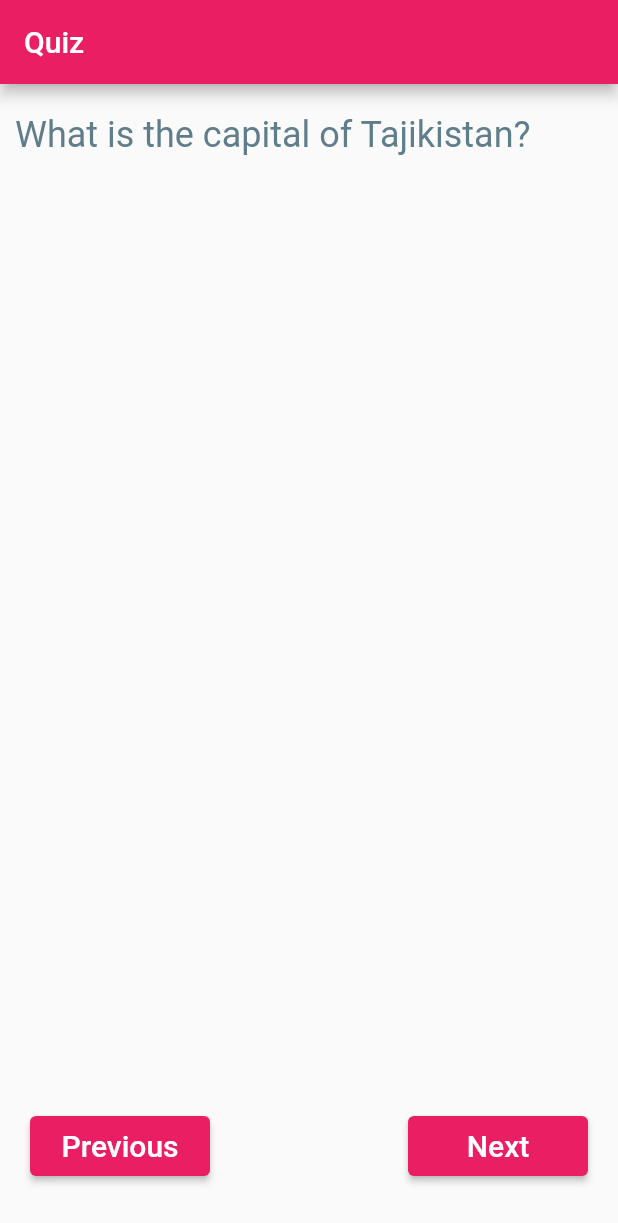
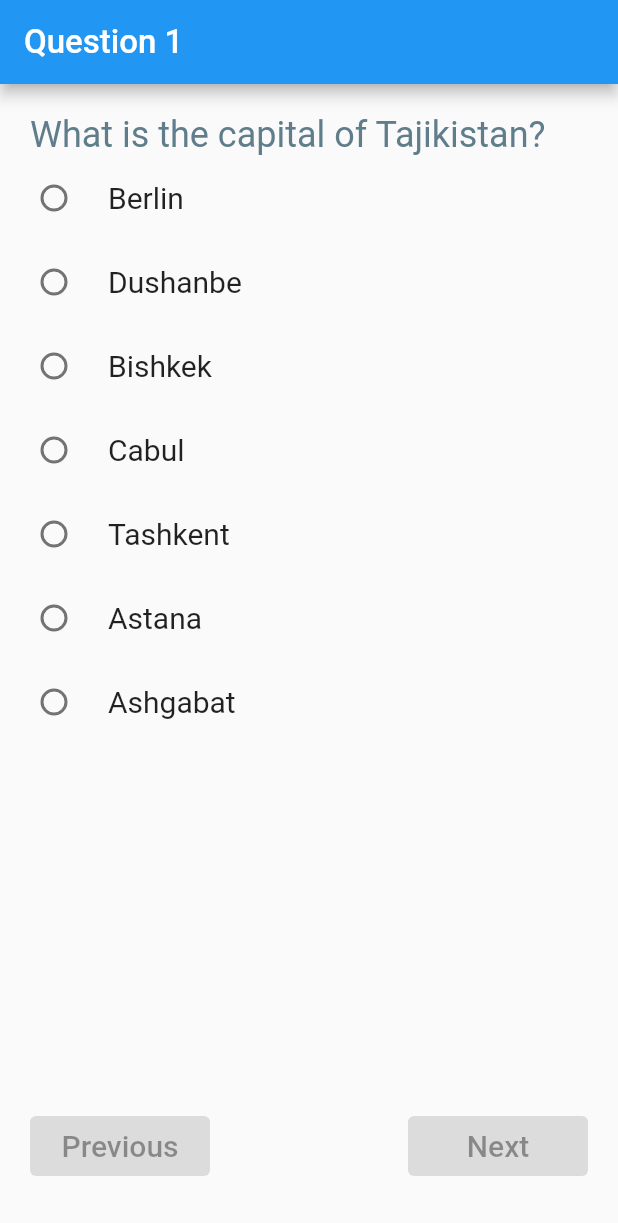
Before and after one commit to 8DietmarBarbarossa8/Quiz, a Flutter app: the screen it shows after launch, on a phone screen of 412 x 824 dp. Shown: the top 1223 px of the screen. Run offline on Flutter 3.47's test engine with Material 2 defaults, Android fonts, the phone set to English and light mode, and no system bars; our stand-ins replace share.

Commit message:
finished quiz app

```diff
--- /dev/null
+++ b/lib/data/data.dart
@@ -0,0 +1,71 @@
+import 'package:quiz/model/quiz.dart';
+
+void clearUserAnswers() {
+  for (var quiz in quizList) {
+    quiz.userAnswer = '';
+  }
+}
+
+List<Quiz> quizList = [
+  Quiz(
+    question: 'What is the capital of Tajikistan?',
+    answers: [
+      'Berlin',
+      'Dushanbe',
+      'Bishkek',
+      'Cabul',
+      'Tashkent',
+      'Astana',
+      'Ashgabat'
+    ],
+    rightAnswerNumber: 2,
+  ),
+  Quiz(
+    question: 'In which country was born company "Peugeot"?',
+    answers: [
+      'Germany',
+      'Korea',
+      'Japan',
+      'Russia',
+      'France',
+    ],
+    rightAnswerNumber: 5,
+  ),
+  Quiz(
+    question: 'What modern name of Persia?',
+    answers: [
+      'Iran',
+      'Ayran',
+      'Iraq',
+      'Tajikistan',
+      'Afghanistan',
+    ],
+    rightAnswerNumber: 1,
+  ),
+  Quiz(
+    question: 'What year did Dart language appear?',
+    answers: [
+      '2022 year',
+      '2014 year',
+      '2008 year',
+      '2011 year',
+      '2010 year',
+      '2009 year',
+      '2013 year',
+      '1995 year',
+      '1992 year',
+    ],
+    rightAnswerNumber: 4,
+  ),
+  Quiz(
+    question: 'Which math formula for triangle square is correct?',
+    answers: [
+      's = a * b',
+      's = a * b * c',
+      's = a * h * 0.5',
+      's = a * h / 3',
+      's = (a + b + c) / 3',
+    ],
+    rightAnswerNumber: 3,
+  ),
+];
--- a/lib/main.dart
+++ b/lib/main.dart
@@ -1,6 +1,5 @@
 import 'package:flutter/material.dart';
 import 'package:flutter/services.dart';
-import 'package:quiz/tools/question_colors.dart';
 import 'package:quiz/screens/question_screen.dart';
 
 void main() {
@@ -16,17 +15,11 @@ void main() {
 class MyApp extends StatelessWidget {
   const MyApp({Key? key}) : super(key: key);
 
-  final String _appTitle = 'Quiz';
-
   @override
   Widget build(BuildContext context) {
-    return MaterialApp(
-      title: _appTitle,
+    return const MaterialApp(
       debugShowCheckedModeBanner: false,
-      theme: ThemeData(
-        primarySwatch: QuestionColors.random(),
-      ),
-      home: MyHomePage(title: _appTitle),
+      home: QuestionPage(),
     );
   }
 }
--- a/lib/model/quiz.dart
+++ b/lib/model/quiz.dart
@@ -10,67 +10,3 @@ class Quiz {
       required this.answers,
       required this.rightAnswerNumber});
 }
-
-List<Quiz> quizList = [
-  Quiz(
-    question: 'What is the capital of Tajikistan?',
-    answers: [
-      'Berlin',
-      'Dushanbe',
-      'Bishkek',
-      'Cabul',
-      'Tashkent',
-      'Astana',
-      'Ashgabat'
-    ],
-    rightAnswerNumber: 2,
-  ),
-  Quiz(
-    question: 'In which country was born company "Peugeot"?',
-    answers: [
-      'Germany',
-      'Korea',
-      'Japan',
-      'Russia',
-      'France',
-    ],
-    rightAnswerNumber: 5,
-  ),
-  Quiz(
-    question: 'What modern name of Persia?',
-    answers: [
-      'Iran',
-      'Ayran',
-      'Iraq',
-      'Tajikistan',
-      'Afghanistan',
-    ],
-    rightAnswerNumber: 1,
-  ),
-  Quiz(
-    question: 'What year did Dart language appear?',
-    answers: [
-      '2022',
-      '2014',
-      '2008',
-      '2011',
-      '2010',
-      '2009',
-      '2013',
-      '1995',
-      '1992',
-    ],
-    rightAnswerNumber: 4,
-  ),
-  Quiz(
-    question: 'Which math formula for triangle square is correct?',
-    answers: [
-      's = a * b',
-      's = a * b * c',
-      's = a * h * 0.5',
-      's = a * h / 3',
-      's = (a + b + c) / 3',
-    ],
-    rightAnswerNumber: 3,
-  ),
-];
--- a/lib/screens/question_screen.dart
+++ b/lib/screens/question_screen.dart
@@ -1,45 +1,71 @@
 import 'package:flutter/material.dart';
+import 'package:quiz/data/data.dart';
 import 'package:quiz/model/quiz.dart';
+import 'package:quiz/screens/result_screen.dart';
 
-class MyHomePage extends StatefulWidget {
-  const MyHomePage({Key? key, required this.title}) : super(key: key);
-
-  final String title;
+class QuestionPage extends StatefulWidget {
+  const QuestionPage({Key? key}) : super(key: key);
 
   @override
-  State<MyHomePage> createState() => _MyHomePageState();
+  State<QuestionPage> createState() => _QuestionPageState();
 }
 
-class _MyHomePageState extends State<MyHomePage> {
+class _QuestionPageState extends State<QuestionPage> {
   bool _enablePre = false;
   bool _enableNext = false;
   int _currentQuestionIndex = 0;
+  late final List<Quiz> quizes;
+
+  @override
+  void initState() {
+    quizes = [...quizList];
+    super.initState();
+  }
 
   @override
   Widget build(BuildContext context) {
     return Scaffold(
       appBar: AppBar(
-        title: Text(widget.title),
+        title: Text(
+          'Question ${_currentQuestionIndex + 1}',
+          style: const TextStyle(fontSize: 22),
+        ),
       ),
       body: Column(
         mainAxisAlignment: MainAxisAlignment.spaceBetween,
+        children: [
+          Column(
             crossAxisAlignment: CrossAxisAlignment.start,
             children: [
               Container(
-            padding: const EdgeInsets.only(left: 10, top: 20),
+                padding: const EdgeInsets.only(left: 20, top: 20),
                 child: Text(
-              quizList[_currentQuestionIndex].question,
+                  quizes[_currentQuestionIndex].question,
                   style: const TextStyle(
                     fontSize: 24,
                     color: Colors.blueGrey,
                   ),
                 ),
               ),
+              Column(
+                children: [
+                  for (int index = 0;
+                      index < quizes[_currentQuestionIndex].answers.length;
+                      index++)
+                    _radioButtonAnswer(index),
+                ],
+              ),
+            ],
+          ),
           Row(
             mainAxisAlignment: MainAxisAlignment.spaceBetween,
             children: [
-              _navButton('Previous', !_enablePre ? () => _previous() : null),
-              _navButton('Next', !_enableNext ? () => _next() : null),
+              _navButton('Previous', _enablePre ? () => _previous() : null),
+              _navButton(
+                  _currentQuestionIndex != quizes.length - 1
+                      ? 'Next'
+                      : 'Confirm',
+                  _enableNext ? () => _next() : null),
             ],
           ),
         ],
@@ -47,18 +73,22 @@ class _MyHomePageState extends State<MyHomePage> {
     );
   }
 
-  void _previous() {
-    if (_currentQuestionIndex < 1) return;
+  RadioListTile<String> _radioButtonAnswer(int index) {
+    return RadioListTile(
+      title: Text(
+        quizes[_currentQuestionIndex].answers[index],
+        style: const TextStyle(fontSize: 20),
+      ),
+      value: quizes[_currentQuestionIndex].answers[index],
+      groupValue: quizes[_currentQuestionIndex].userAnswer,
+      onChanged: (value) {
         setState(() {
-      _currentQuestionIndex--;
+          quizes[_currentQuestionIndex].userAnswer = value.toString();
+          _enablePre = _currentQuestionIndex > 0;
+          _enableNext = true;
         });
-  }
-
-  void _next() {
-    if (_currentQuestionIndex >= quizList.length - 1) return;
-    setState(() {
-      _currentQuestionIndex++;
-    });
+      },
+    );
   }
 
   Container _navButton(String text, Function? function) {
@@ -75,4 +105,34 @@ class _MyHomePageState extends State<MyHomePage> {
       ),
     );
   }
+
+  void _previous() {
+    if (_currentQuestionIndex < 1) return;
+    setState(() {
+      _currentQuestionIndex--;
+      _updateScreen();
+    });
   }
+
+  void _next() {
+    if (_currentQuestionIndex >= quizes.length - 1) _finishQuiz();
+    setState(() {
+      _currentQuestionIndex++;
+      _updateScreen();
+    });
+  }
+
+  void _updateScreen() {
+    _enablePre = _currentQuestionIndex >= 1;
+    _enableNext = quizes[_currentQuestionIndex].userAnswer.isNotEmpty;
+  }
+
+  void _finishQuiz() {
+    Navigator.pushReplacement(
+        context,
+        MaterialPageRoute(
+            builder: (context) => ResultPage(
+                  quizes: quizes,
+                )));
+  }
+}
--- a/pubspec.yaml
+++ b/pubspec.yaml
@@ -29,6 +29,8 @@ environment:
 dependencies:
   flutter:
     sdk: flutter
+
+  share: ^2.0.0
 
 
   # The following adds the Cupertino Icons font to your application.
```
Also changed, not shown: lib/screens/result_screen.dart (added, +83 -0 lines), pubspec.lock. Lines whose indentation alone changed are shown as unchanged.
